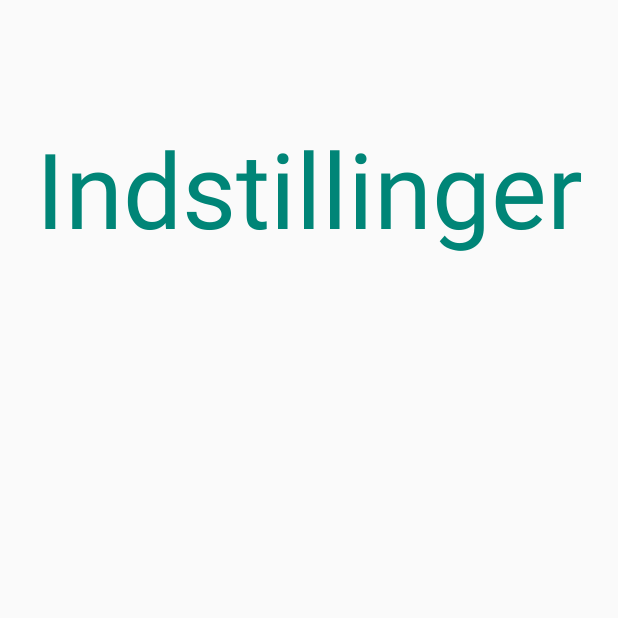
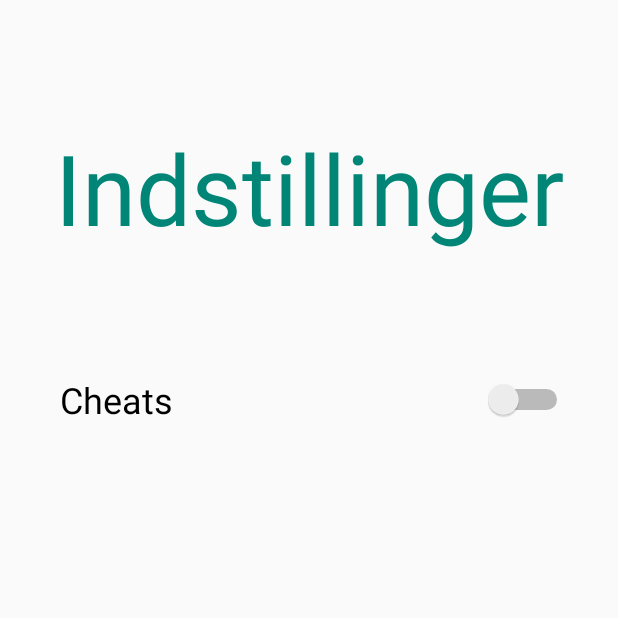
Before and after one commit to Logstor/Galgeleg, an Android app: the screen it shows after launch (MainActivity), after a tap on "Indstillinger", on a phone screen of 412 x 824 dp, the top half of it. Run offline under Robolectric (Android 15) with nearby library versions, the phone set to English and light mode, and no system bars; network calls fail.

Commit message:
Layout updated with switch button to enable or disable cheats.

```diff
--- a/app/src/main/res/layout/settings_fragment.xml
+++ b/app/src/main/res/layout/settings_fragment.xml
@@ -1,20 +1,23 @@
 <?xml version="1.0" encoding="utf-8"?>
 <androidx.constraintlayout.widget.ConstraintLayout xmlns:android="http://schemas.android.com/apk/res/android"
+    xmlns:tools="http://schemas.android.com/tools"
     android:layout_width="match_parent"
     android:layout_height="match_parent"
     xmlns:app="http://schemas.android.com/apk/res-auto">
 
+    <!-- Using dp instead of sp on purpose, because it always needs to be the same size -->
     <TextView
         android:id="@+id/title"
         android:layout_width="wrap_content"
         android:layout_height="wrap_content"
         android:text="@string/title_settings"
-        android:textSize="70sp"
+        android:textSize="65dp"
         android:textColor="@color/colorPrimary"
         app:layout_constraintTop_toTopOf="parent"
         app:layout_constraintBottom_toTopOf="@+id/guideline"
         app:layout_constraintStart_toStartOf="parent"
-        app:layout_constraintEnd_toEndOf="parent"/>
+        app:layout_constraintEnd_toEndOf="parent"
+        tools:ignore="SpUsage" />
 
     <androidx.constraintlayout.widget.Guideline
         android:id="@+id/guideline"
@@ -25,14 +28,27 @@
 
     <ScrollView
         android:layout_width="match_parent"
-        android:layout_height="match_parent"
-        app:layout_constraintTop_toBottomOf="@id/guideline">
+        android:layout_height="wrap_content"
+        app:layout_constraintTop_toBottomOf="@id/guideline"
+        app:layout_constraintStart_toStartOf="parent"
+        app:layout_constraintEnd_toEndOf="parent">
 
         <LinearLayout
             android:id="@+id/linearLayout"
             android:layout_width="match_parent"
             android:layout_height="wrap_content"
-            android:orientation="horizontal">
+            android:orientation="vertical">
+
+            <Switch
+                android:id="@+id/switchBar"
+                android:text="@string/cheats"
+                android:textSize="24sp"
+                android:layout_width="match_parent"
+                android:layout_height="0dp"
+                android:paddingStart="40dp"
+                android:paddingEnd="30dp"
+                android:switchMinWidth="60dp"
+                android:layout_weight="1"/>
 
         </LinearLayout>
 
--- a/app/src/main/res/values/strings.xml
+++ b/app/src/main/res/values/strings.xml
@@ -8,6 +8,7 @@
 
     <!-- Settings -->
     <string name="title_settings">Indstillinger</string>
+    <string name="cheats">Cheats</string>
 
     <string name="title_high">Highscores</string>
     <string name="title_alert">Save Highscore</string>
```
